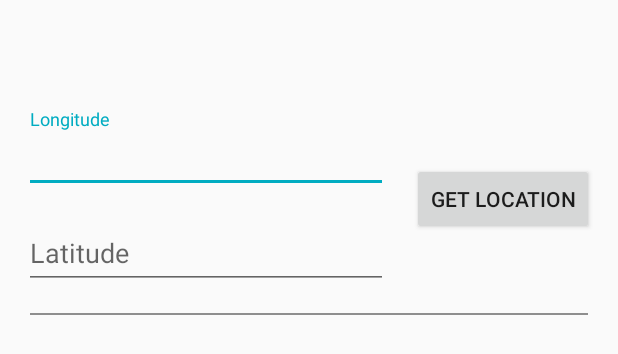
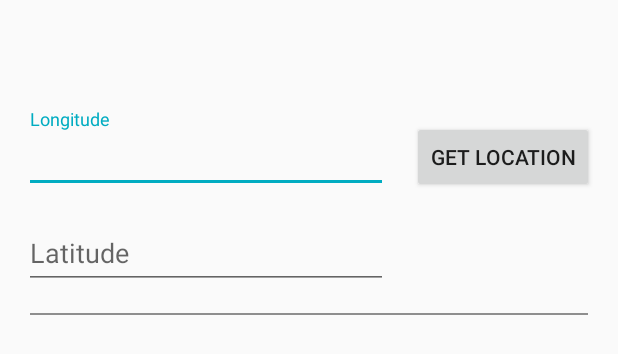
Before and after one commit to mdaudali/FeverFinder, an Android app: the layout gps_question.xml on its own in the app's theme, with its tools: preview values and no code run, on a phone screen of 412 x 824 dp. Shown: the top 354 px of the screen. Run offline under Robolectric (Android 15) with nearby library versions, the phone set to English and light mode, and no system bars.

Commit message:
Aesthetic changes

```diff
--- a/Survey/app/src/main/java/com/example/feverfinder/SurveyActivity.java
+++ b/Survey/app/src/main/java/com/example/feverfinder/SurveyActivity.java
@@ -130,12 +130,6 @@ public class SurveyActivity extends AppCompatActivity
         // automatically handle clicks on the Home/Up button, so long
         // as you specify a parent activity in AndroidManifest.xml.
         int id = item.getItemId();
-
-        //noinspection SimplifiableIfStatement
-        if (id == R.id.action_settings) {
-            return true;
-        }
-
         return super.onOptionsItemSelected(item);
     }
 
--- a/Survey/app/src/main/res/layout/gps_question.xml
+++ b/Survey/app/src/main/res/layout/gps_question.xml
@@ -21,13 +21,10 @@
         android:id="@+id/get_location_button"
         android:layout_width="wrap_content"
         android:layout_height="wrap_content"
-        android:layout_marginTop="16dp"
         android:layout_marginEnd="16dp"
-        android:layout_marginBottom="16dp"
         android:text="@string/get_location_button"
-        app:layout_constraintBottom_toBottomOf="@+id/textInputLayout2"
-        app:layout_constraintEnd_toEndOf="parent"
-        app:layout_constraintTop_toTopOf="@+id/textInputLayout" />
+        app:layout_constraintBottom_toBottomOf="@+id/textInputLayout"
+        app:layout_constraintEnd_toEndOf="parent" />
 
     <android.support.design.widget.TextInputLayout
         android:id="@+id/textInputLayout"
```
Also changed, not shown: Survey/app/src/main/res/menu/survey.xml (+4 -7 lines).
